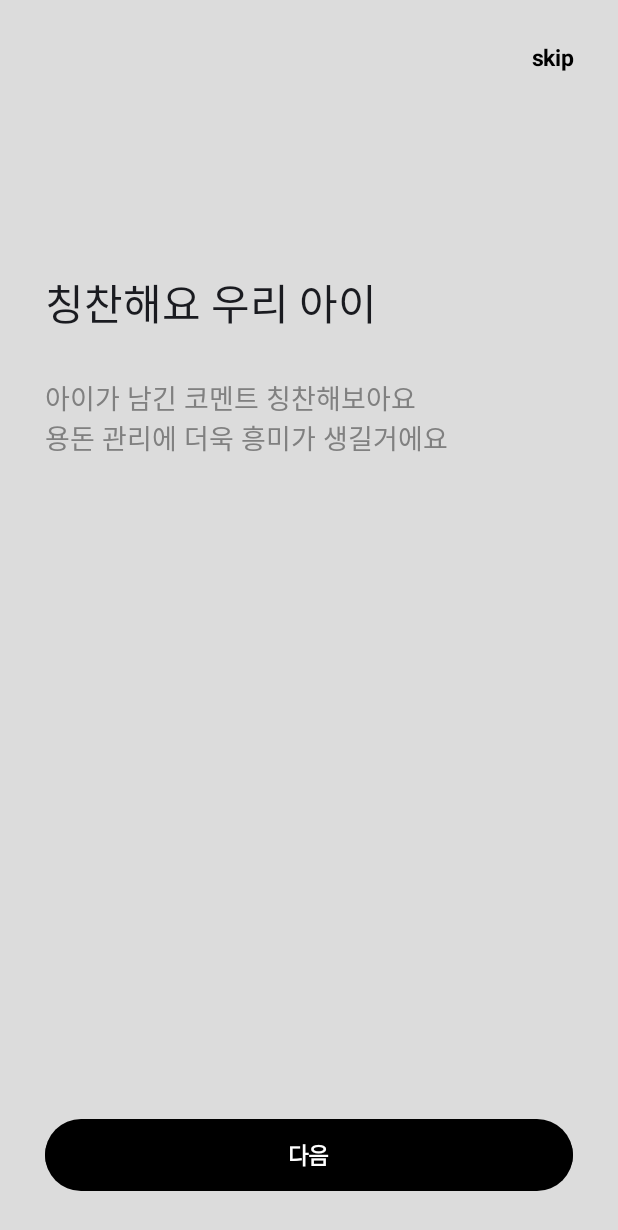
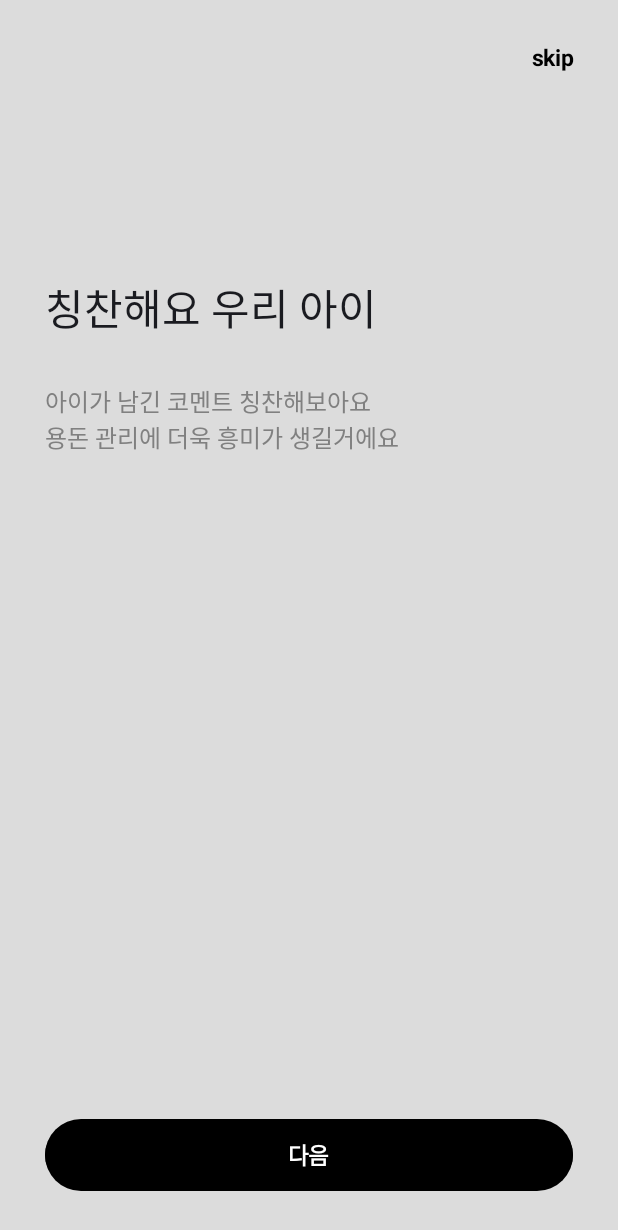
Before and after one commit to donowhy/EggMoneyna, an Android app built with Jetpack Compose: the screen it shows after launch (MainActivity), after a tap on "다음", on a phone screen of 412 x 824 dp. Shown: the top 1230 px of the screen. Run offline under Robolectric (Android 15) with nearby library versions, the phone set to English and light mode, and no system bars; our stand-ins replace Dagger/Hilt's generated code; Roboto replaces fonts that are not available here.

Commit message:
🎨 style : [폰트 크기 및 weight 수정] | [김은하] | [onboarding]

```diff
--- a/android/app/src/main/java/com/shbhack/eggmoneyna/ui/onboarding/OnBoarding2Screen.kt
+++ b/android/app/src/main/java/com/shbhack/eggmoneyna/ui/onboarding/OnBoarding2Screen.kt
@@ -65,8 +65,8 @@ fun OnBoarding2Screen(navController: NavController) {
         )
         Text(
             text = stringResource(id = R.string.onboarding2Content),
-            fontWeight = FontWeight.Medium,
-            fontSize = 18.sp,
+            fontWeight = FontWeight.Normal,
+            fontSize = 16.sp,
             color = contextTextColor
         )
         Spacer(
--- a/android/app/src/main/java/com/shbhack/eggmoneyna/ui/onboarding/OnBoarding3Screen.kt
+++ b/android/app/src/main/java/com/shbhack/eggmoneyna/ui/onboarding/OnBoarding3Screen.kt
@@ -74,8 +74,8 @@ fun OnBoarding3Screen(navController: NavController) {
         )
         Text(
             text = stringResource(id = R.string.onboarding3Content),
-            fontWeight = FontWeight.Medium,
-            fontSize = 18.sp,
+            fontWeight = FontWeight.Normal,
+            fontSize = 16.sp,
             color = contextTextColor,
             textAlign = TextAlign.Center
         )
--- a/android/app/src/main/java/com/shbhack/eggmoneyna/ui/onboarding/OnBoarding4Screen.kt
+++ b/android/app/src/main/java/com/shbhack/eggmoneyna/ui/onboarding/OnBoarding4Screen.kt
@@ -80,8 +80,8 @@ fun OnBoarding4Screen(navController: NavController) {
         )
         Text(
             text = stringResource(id = R.string.onboarding4Content),
-            fontWeight = FontWeight.Medium,
-            fontSize = 18.sp,
+            fontWeight = FontWeight.Normal,
+            fontSize = 16.sp,
             color = contextTextColor,
             textAlign = TextAlign.Center
         )
--- a/android/app/src/main/java/com/shbhack/eggmoneyna/ui/onboarding/OnBoarding5Screen.kt
+++ b/android/app/src/main/java/com/shbhack/eggmoneyna/ui/onboarding/OnBoarding5Screen.kt
@@ -49,8 +49,8 @@ fun OnBoarding5Screen(navController: NavController) {
         )
         Text(
             text = stringResource(id = R.string.onboarding5Content),
-            fontWeight = FontWeight.Medium,
-            fontSize = 18.sp,
+            fontWeight = FontWeight.Normal,
+            fontSize = 16.sp,
             color = contextTextColor
         )
         Spacer(
--- a/android/app/src/main/java/com/shbhack/eggmoneyna/ui/onboarding/OnBoardingScreen.kt
+++ b/android/app/src/main/java/com/shbhack/eggmoneyna/ui/onboarding/OnBoardingScreen.kt
@@ -65,8 +65,8 @@ fun OnBoardingScreen(navController: NavController) {
         )
         Text(
             text = stringResource(id = R.string.onboarding1Content),
-            fontWeight = FontWeight.Medium,
-            fontSize = 18.sp,
+            fontWeight = FontWeight.Normal,
+            fontSize = 16.sp,
             color = contextTextColor
         )
         Spacer(
```
